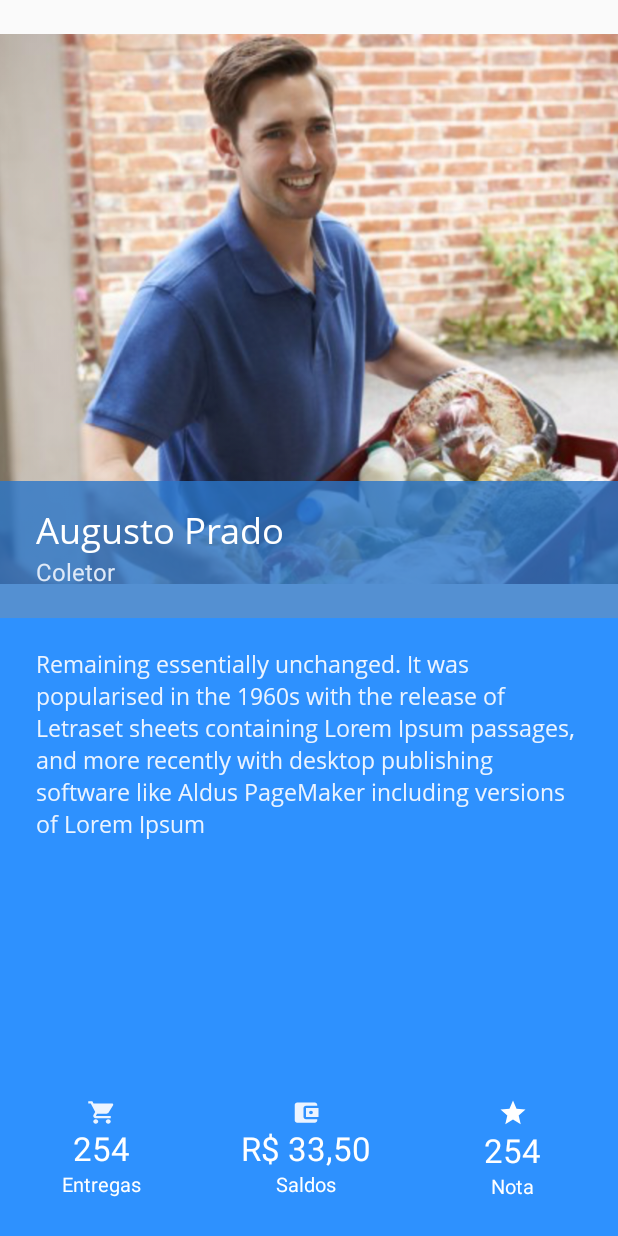
After one commit to rafaelcalves1/ps-gaudium-android, an Android app: the layout activity_perfil_entregador.xml on its own in the app's theme, with its tools: preview values and no code run, on a phone screen of 412 x 824 dp. The commit adds this screen. Run offline under Robolectric (Android 15) with nearby library versions, the phone set to English and light mode, and no system bars.

Commit message:
1.2: Tela de perfil do entregador
Para criar está tela eu utilizei o constraint layout, pois, é um recurso que tenho familiridade, com isso consegui criar um layout responsível, seguindo todas as questões solicitadas, para fazer as separações da tela utilizei guidelines, assim as separações estarão de acordo com o tamanho da tela.

```diff
--- a/EntreGaudium/app/build.gradle
+++ b/EntreGaudium/app/build.gradle
@@ -28,4 +28,6 @@ dependencies {
     implementation fileTree(dir: 'libs', include: ['*.jar'])
     implementation 'androidx.appcompat:appcompat:1.0.2'
     implementation 'com.google.android.gms:play-services-maps:17.0.0'
+    implementation 'androidx.constraintlayout:constraintlayout:2.1.3'
+
 }
--- /dev/null
+++ b/EntreGaudium/app/src/main/res/layout/activity_perfil_entregador.xml
@@ -0,0 +1,224 @@
+<?xml version="1.0" encoding="utf-8"?>
+<androidx.constraintlayout.widget.ConstraintLayout xmlns:android="http://schemas.android.com/apk/res/android"
+    xmlns:app="http://schemas.android.com/apk/res-auto"
+    xmlns:tools="http://schemas.android.com/tools"
+    android:layout_width="match_parent"
+    android:layout_height="match_parent"
+    android:orientation="vertical">
+
+    <ImageView
+        android:layout_width="match_parent"
+        android:layout_height="0dp"
+        android:src="@drawable/img_entregador"
+        app:layout_constraintBottom_toTopOf="@id/guideline"
+        app:layout_constraintTop_toTopOf="parent" />
+
+
+    <LinearLayout
+        android:id="@+id/linearLayoutPerfil"
+        android:layout_width="match_parent"
+        android:layout_height="wrap_content"
+        android:background="@color/colorViewSemiTransparente"
+        android:orientation="vertical"
+        app:layout_constraintBottom_toBottomOf="@id/guideline">
+
+        <TextView
+            android:id="@+id/textView_nome_perfil"
+            android:layout_width="match_parent"
+            android:layout_height="wrap_content"
+            android:layout_marginHorizontal="24dp"
+            android:layout_marginTop="16dp"
+            android:fontFamily="@font/open_sans"
+            android:textColor="@color/colorWhite"
+            android:textSize="24sp"
+            tools:text="Augusto Prado" />
+
+        <TextView
+            android:id="@+id/textView_cargo_perfil"
+            android:layout_width="match_parent"
+            android:layout_height="wrap_content"
+            android:layout_marginHorizontal="24dp"
+            android:layout_marginBottom="20dp"
+            android:textColor="@color/colorCargoPerfil"
+            android:textSize="16sp"
+            tools:text="Coletor" />
+
+    </LinearLayout>
+
+    <androidx.constraintlayout.widget.ConstraintLayout
+        android:layout_width="match_parent"
+        android:layout_height="0dp"
+        android:background="#2E91FE"
+        app:layout_constraintBottom_toBottomOf="parent"
+        app:layout_constraintTop_toBottomOf="@id/guideline">
+
+        <LinearLayout
+            android:id="@+id/LinearLayoutFilho"
+            android:layout_width="match_parent"
+            android:layout_height="0dp"
+            android:orientation="vertical"
+            android:layout_marginHorizontal="24dp"
+            android:layout_marginTop="20dp"
+            android:layout_marginBottom="35dp"
+            app:layout_constraintTop_toTopOf="parent"
+            app:layout_constraintBottom_toTopOf="@id/constraintLayoutFilho"
+            >
+            <TextView
+                android:layout_width="match_parent"
+                android:layout_height="match_parent"
+                android:textColor="@color/colorDescriptionPerfil"
+                android:textSize="15sp"
+                android:fontFamily="@font/open_sans"
+                tools:text="Remaining essentially unchanged. It was popularised in the 1960s with the release of Letraset sheets containing Lorem Ipsum passages, and more recently with desktop publishing software like Aldus PageMaker including versions of Lorem Ipsum"
+                />
+        </LinearLayout>
+
+        <androidx.constraintlayout.widget.ConstraintLayout
+            android:id="@+id/constraintLayoutFilho"
+            android:layout_width="match_parent"
+            android:layout_height="wrap_content"
+            android:orientation="horizontal"
+            app:layout_constraintBottom_toBottomOf="parent">
+
+            <LinearLayout
+                android:layout_width="0dp"
+                android:layout_height="0dp"
+                android:orientation="vertical"
+                android:paddingHorizontal="16dp"
+                android:paddingBottom="24dp"
+                android:gravity="center"
+                app:layout_constraintTop_toTopOf="parent"
+                app:layout_constraintBottom_toBottomOf="parent"
+                app:layout_constraintEnd_toStartOf="@id/guideline3"
+                app:layout_constraintStart_toStartOf="parent"
+                >
+
+                <ImageView
+                    android:layout_width="wrap_content"
+                    android:layout_height="wrap_content"
+                    android:layout_gravity="center"
+                    android:src="@drawable/ic_entregas" />
+
+                <TextView
+                    android:id="@+id/textView_qtd_entregas_perfil"
+                    android:layout_width="wrap_content"
+                    android:layout_height="wrap_content"
+                    android:layout_gravity="center"
+                    android:textColor="@color/colorWhite"
+                    android:textSize="22sp"
+                    tools:text="254" />
+
+                <TextView
+                    android:layout_width="wrap_content"
+                    android:layout_height="wrap_content"
+                    android:layout_gravity="center"
+                    android:text="@string/txt_entregas"
+                    android:textColor="@color/colorWhite"
+                    android:textSize="13sp" />
+            </LinearLayout>
+
+            <LinearLayout
+                android:layout_width="0dp"
+                android:layout_height="0dp"
+                android:gravity="center"
+                android:layout_weight="1"
+                android:orientation="vertical"
+                android:paddingHorizontal="16dp"
+                android:paddingBottom="24dp"
+                app:layout_constraintTop_toTopOf="parent"
+                app:layout_constraintBottom_toBottomOf="parent"
+                app:layout_constraintStart_toEndOf="@id/guideline3"
+                app:layout_constraintEnd_toStartOf="@id/guideline4"
+                >
+
+                <ImageView
+                    android:layout_width="wrap_content"
+                    android:layout_height="wrap_content"
+                    android:layout_gravity="center"
+                    android:src="@drawable/ic_saldo" />
+
+                <TextView
+                    android:id="@+id/textView_saldo_perfil"
+                    android:layout_width="wrap_content"
+                    android:layout_height="wrap_content"
+                    android:layout_gravity="center"
+                    android:textColor="@color/colorWhite"
+                    android:textSize="22sp"
+                    tools:text="R$ 33,50" />
+
+                <TextView
+                    android:layout_width="wrap_content"
+                    android:layout_height="wrap_content"
+                    android:layout_gravity="center"
+                    android:text="@string/txt_saldo"
+                    android:textColor="@color/colorWhite"
+                    android:textSize="13sp" />
+
+
+            </LinearLayout>
+
+            <LinearLayout
+                android:layout_width="0dp"
+                android:layout_height="match_parent"
+                android:gravity="center"
+                android:orientation="vertical"
+                android:paddingHorizontal="16dp"
+                android:paddingBottom="24dp"
+                app:layout_constraintStart_toEndOf="@id/guideline4"
+                app:layout_constraintEnd_toEndOf="parent"
+                >
+
+                <ImageView
+                    android:layout_width="wrap_content"
+                    android:layout_height="wrap_content"
+                    android:layout_gravity="center"
+                    android:src="@drawable/ic_nota" />
+
+                <TextView
+                    android:id="@+id/textView_avaliacao_perfil"
+                    android:layout_width="wrap_content"
+                    android:layout_height="wrap_content"
+                    android:layout_gravity="center"
+                    android:textColor="@color/colorWhite"
+                    android:textSize="22sp"
+                    tools:text="254" />
+
+                <TextView
+                    android:layout_width="wrap_content"
+                    android:layout_height="wrap_content"
+                    android:layout_gravity="center"
+                    android:text="@string/txt_nota"
+                    android:textColor="@color/colorWhite"
+                    android:textSize="13sp" />
+            </LinearLayout>
+
+
+            <androidx.constraintlayout.widget.Guideline
+                android:id="@+id/guideline3"
+                android:layout_width="wrap_content"
+                android:layout_height="wrap_content"
+                android:orientation="vertical"
+                app:layout_constraintGuide_percent="0.33"
+                />
+
+            <androidx.constraintlayout.widget.Guideline
+                android:id="@+id/guideline4"
+                android:layout_width="wrap_content"
+                android:layout_height="wrap_content"
+                android:orientation="vertical"
+                app:layout_constraintGuide_percent="0.66"
+                />
+
+        </androidx.constraintlayout.widget.ConstraintLayout>
+    </androidx.constraintlayout.widget.ConstraintLayout>
+
+    <androidx.constraintlayout.widget.Guideline
+        android:id="@+id/guideline"
+        android:layout_width="wrap_content"
+        android:layout_height="wrap_content"
+        android:orientation="horizontal"
+        app:layout_constraintGuide_percent="0.5" />
+
+
+
+</androidx.constraintlayout.widget.ConstraintLayout>
--- a/EntreGaudium/app/src/main/res/values/colors.xml
+++ b/EntreGaudium/app/src/main/res/values/colors.xml
@@ -4,4 +4,8 @@
     <color name="colorPrimaryDark">#2B75FD</color>
     <color name="colorAccent">#FFFFFF</color>
     <color name="colorBlue">#041DBF</color>
+    <color name="colorWhite">#FFFFFF</color>
+    <color name="colorCargoPerfil">#DFE9F7</color>
+    <color name="colorViewSemiTransparente">#CC2B76C9</color>
+    <color name="colorDescriptionPerfil">#ECF4FF</color>
 </resources>
--- a/EntreGaudium/app/src/main/res/values/strings.xml
+++ b/EntreGaudium/app/src/main/res/values/strings.xml
@@ -14,4 +14,7 @@
     <string name="button_oferta_rejeitar">Rejeitar</string>
     <string name="label_endereco_entrega">Vá até o endereço</string>
     <string name="label_endereco_coleta">Local de coleta</string>
+    <string name="txt_entregas">Entregas</string>
+    <string name="txt_saldo">Saldos</string>
+    <string name="txt_nota">Nota</string>
 </resources>
```
